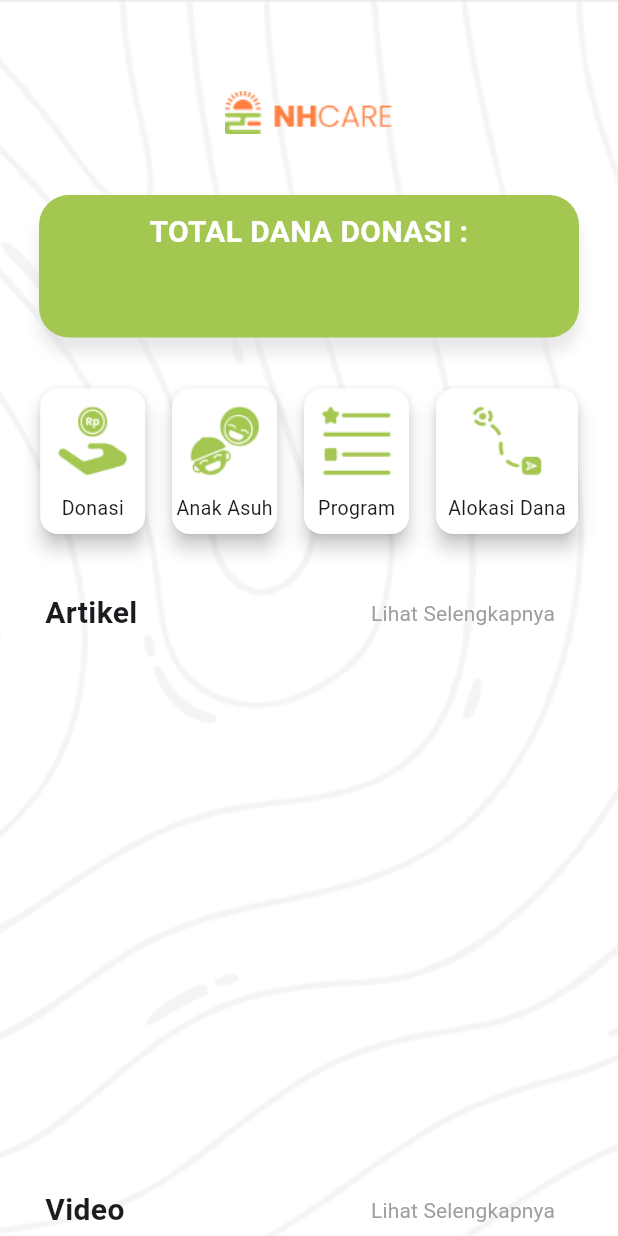
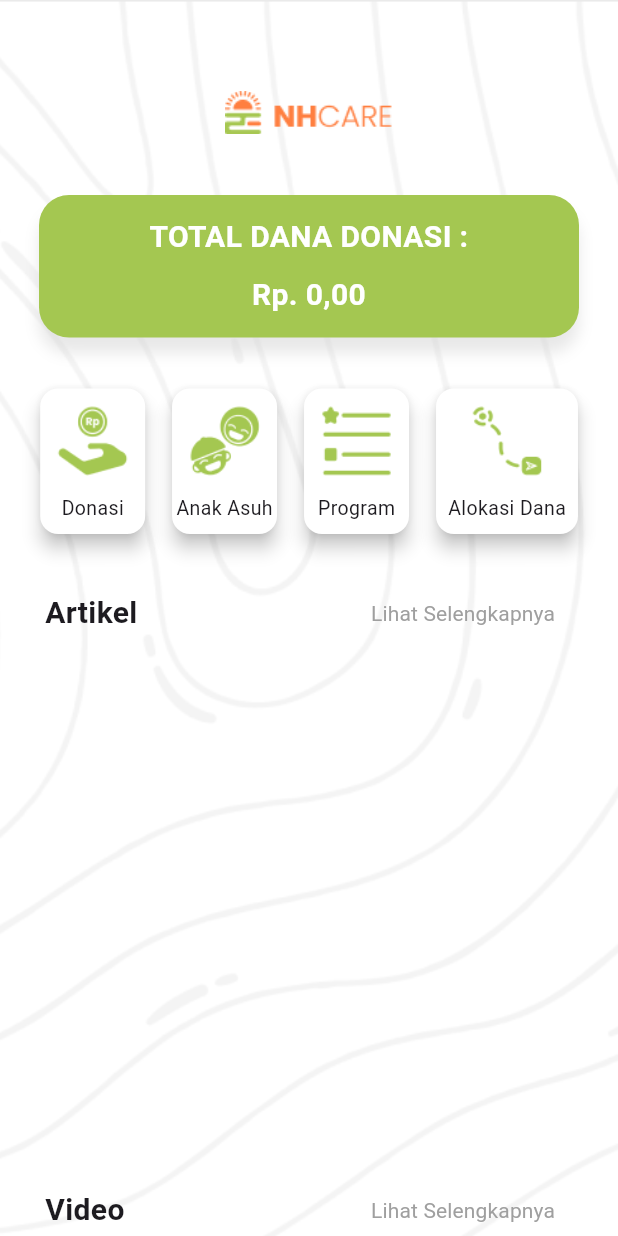
Before and after one commit to mrayhantazakka/new_nhcare, a Flutter app: the Beranda screen opened by its route, on a phone screen of 412 x 824 dp. Run offline on Flutter 3.47's test engine with Material 3 defaults, Android fonts, the phone set to English and light mode, and no system bars; our stand-ins replace awesome_snackbar_content, cached_network_image, flutter_html, flutter_local_notifications, image_picker, loading_animation_widget and 6 more; accounts and stored records are empty; network calls fail.

Commit message:
UPDATE : Alokasi, Total Donasi Beranda

```diff
--- a/lib/Database/IpConfig.dart
+++ b/lib/Database/IpConfig.dart
@@ -1,3 +1,3 @@
 class IpConfig {
-  static const String baseUrl = 'http://192.168.18.201:8000';
+  static const String baseUrl = 'http://192.168.0.105:8000';
 }
--- a/lib/Profile/riwayat_donasi.dart
+++ b/lib/Profile/riwayat_donasi.dart
@@ -6,6 +6,7 @@ import 'package:intl/date_symbol_data_local.dart';
 import 'package:shared_preferences/shared_preferences.dart';
 import 'package:nhcoree/Database/DatabaseHelper.dart';
 import 'package:nhcoree/Models/user.dart';
+import 'package:nhcoree/Database/IpConfig.dart';
 
 class RiwayatDonasi extends StatefulWidget {
   const RiwayatDonasi({super.key});
@@ -57,7 +58,7 @@ class _RiwayatDonasiState extends State<RiwayatDonasi> {
       return;
     }
 
-    final String apiUrl = 'http://192.168.18.201:8000/api/donations/$idDonatur';
+    final String apiUrl = '${IpConfig.baseUrl}/api/donations/$idDonatur';
     try {
       final response = await http.get(Uri.parse(apiUrl));
       if (response.statusCode == 200) {
--- a/lib/Screen/beranda.dart
+++ b/lib/Screen/beranda.dart
@@ -38,7 +38,7 @@ class _BerandaState extends State<Beranda> {
   Future<void> fetchTotalDonations() async {
     try {
       final response = await http.get(
-        Uri.parse('http://192.168.1.31:8000/api/total-donations'),
+        Uri.parse('${IpConfig.baseUrl}/api/total-donations'),
         headers: {
           'Content-Type': 'application/json',
         },
@@ -48,10 +48,11 @@ class _BerandaState extends State<Beranda> {
         final data = json.decode(response.body);
         print("Data received: $data"); // Logging to see received data
         setState(() {
-          totalDonasi = double.parse(data['totalDonasi']);
+          totalDonasi = data['totalDonasi'].toDouble(); // Converting to double
           isLoading = false;
         });
       } else {
+        print('Failed to load total donations: ${response.statusCode}');
         throw Exception('Failed to load total donations');
       }
     } catch (e) {
@@ -142,16 +143,33 @@ class _BerandaState extends State<Beranda> {
                       ),
                     ],
                   ),
-                  child: const Text(
-                    "TOTAL DANA DONASI :",
-                    textAlign: TextAlign.center,
-                    style: TextStyle(
-                        fontSize: 20,
-                        fontWeight: FontWeight.bold,
-                        color: Colors.white),
+                  child: Column(
+                    mainAxisAlignment: MainAxisAlignment.center,
+                    children: [
+                      const Text(
+                        "TOTAL DANA DONASI : ",
+                        textAlign: TextAlign.center,
+                        style: TextStyle(
+                          fontSize: 20,
+                          fontWeight: FontWeight.bold,
+                          color: Colors.white,
+                        ),
+                      ),
+                      const SizedBox(height: 10),
+                      isLoading
+                          ? const CircularProgressIndicator()
+                          : Text(
+                              formatRupiah(totalDonasi),
+                              textAlign: TextAlign.center,
+                              style: const TextStyle(
+                                fontSize: 20,
+                                fontWeight: FontWeight.bold,
+                                color: Colors.white,
+                              ),
+                            ),
+                    ],
                   ),
                 ),
-
                 const Padding(padding: EdgeInsets.only(top: 15)),
                 Row(
                   mainAxisAlignment: MainAxisAlignment.center,
@@ -170,7 +188,7 @@ class _BerandaState extends State<Beranda> {
                             transform:
                                 Matrix4.translationValues(0.1, -5.0, 0.0),
                             child: Card(
-                              color: Color.fromARGB(255, 255, 255, 255),
+                              color: const Color.fromARGB(255, 255, 255, 255),
                               elevation: 5,
                               child: Column(
                                 children: [
@@ -209,7 +227,7 @@ class _BerandaState extends State<Beranda> {
                             transform:
                                 Matrix4.translationValues(0.0, -5.0, 0.0),
                             child: Card(
-                              color: Color.fromARGB(255, 255, 255, 255),
+                              color: const Color.fromARGB(255, 255, 255, 255),
                               elevation: 5,
                               child: Column(
                                 children: [
@@ -248,7 +266,7 @@ class _BerandaState extends State<Beranda> {
                             transform:
                                 Matrix4.translationValues(0.0, -5.0, 0.0),
                             child: Card(
-                              color: Color.fromARGB(255, 255, 255, 255),
+                              color: const Color.fromARGB(255, 255, 255, 255),
                               elevation: 5,
                               child: Column(
                                 children: [
@@ -287,7 +305,7 @@ class _BerandaState extends State<Beranda> {
                             transform:
                                 Matrix4.translationValues(0.0, -5.0, 0.0),
                             child: Card(
-                              color: Color.fromARGB(255, 255, 255, 255),
+                              color: const Color.fromARGB(255, 255, 255, 255),
                               elevation: 5,
                               child: Column(
                                 children: [
@@ -316,7 +334,7 @@ class _BerandaState extends State<Beranda> {
                 ),
                 const SizedBox(height: 20),
                 Container(
-                  padding: EdgeInsets.symmetric(horizontal: 30),
+                  padding: const EdgeInsets.symmetric(horizontal: 30),
                   child: Row(
                     mainAxisAlignment: MainAxisAlignment.spaceBetween,
                     children: [
@@ -325,7 +343,7 @@ class _BerandaState extends State<Beranda> {
                         style: TextStyle(
                             fontSize: 20, fontWeight: FontWeight.bold),
                       ),
-                      Padding(padding: EdgeInsets.only(right: 40)),
+                      const Padding(padding: EdgeInsets.only(right: 40)),
                       TextButton(
                         onPressed: () {
                           Navigator.push(
@@ -364,7 +382,7 @@ class _BerandaState extends State<Beranda> {
                           borderRadius: BorderRadius.circular(5),
                           boxShadow: [
                             BoxShadow(
-                              color: Color.fromARGB(255, 179, 179, 179)
+                              color: const Color.fromARGB(255, 179, 179, 179)
                                   .withOpacity(0.5),
                               spreadRadius: 0,
                               blurRadius: 8,
```
Also changed, not shown: lib/Profile/profile.dart (+7 -4 lines).
